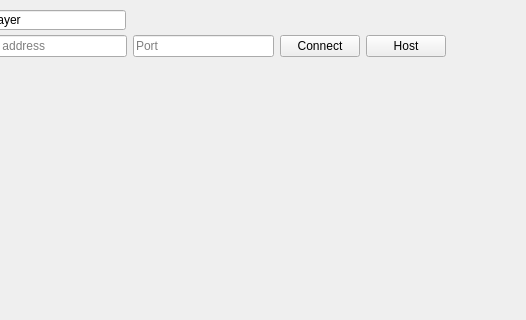
Qt form foOscars/mainwindow.ui (J-Sandhu/OscarsCardGame) before a commit; both pictures show x 195 to 721 and y 0 to 320 of the 970 by 718 pixel window.
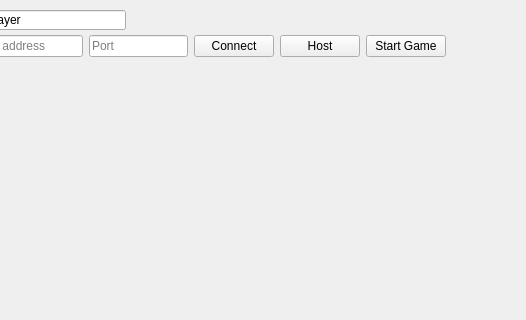
The same form after that commit.

Diff of the .ui file:
```diff
--- a/foOscars/mainwindow.ui
+++ b/foOscars/mainwindow.ui
@@ -168,6 +168,13 @@
        </property>
       </widget>
      </item>
+     <item>
+      <widget class="QPushButton" name="startbutton">
+       <property name="text">
+        <string>Start Game</string>
+       </property>
+      </widget>
+     </item>
     </layout>
    </widget>
    <widget class="QLabel" name="label">
```
Left out of the diff: 2 changed lines with no effect on the pictures.
